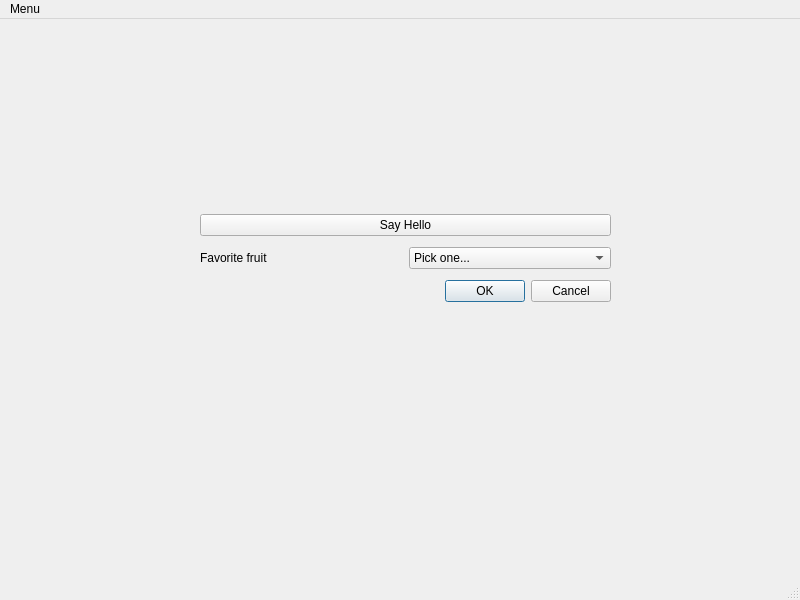
Qt form src/main_window.ui (attwoodn/qt-cpp-test-app) before a commit.
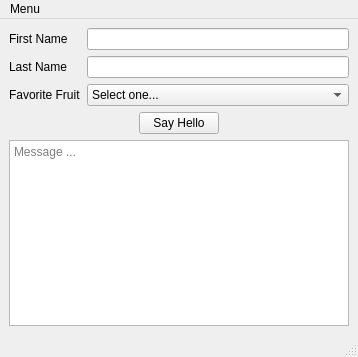
The same form after that commit.

Commit message: Improves UI and connects UI element signals to custom slots in the main_window class

What changed in the file:
```diff
--- a/src/main_window.ui
+++ b/src/main_window.ui
@@ -6,85 +6,134 @@
    <rect>
     <x>0</x>
     <y>0</y>
-    <width>800</width>
-    <height>600</height>
+    <width>358</width>
+    <height>357</height>
    </rect>
   </property>
   <property name="windowTitle">
    <string>MainWindow</string>
   </property>
   <widget class="QWidget" name="centralwidget">
-   <widget class="QWidget" name="verticalLayoutWidget">
-    <property name="geometry">
-     <rect>
-      <x>200</x>
-      <y>190</y>
-      <width>411</width>
-      <height>101</height>
-     </rect>
-    </property>
-    <layout class="QVBoxLayout" name="verticalLayout">
-     <property name="sizeConstraint">
-      <enum>QLayout::SetDefaultConstraint</enum>
-     </property>
-     <item>
-      <widget class="QPushButton" name="pushButton">
-       <property name="text">
-        <string>Say Hello</string>
-       </property>
-      </widget>
-     </item>
-     <item>
-      <layout class="QHBoxLayout" name="horizontalLayout">
-       <item>
-        <widget class="QLabel" name="label">
-         <property name="text">
-          <string>Favorite fruit</string>
-         </property>
-        </widget>
-       </item>
-       <item>
-        <widget class="QComboBox" name="comboBox">
-         <item>
-          <property name="text">
-           <string>Pick one...</string>
+   <layout class="QVBoxLayout" name="verticalLayout_4">
+    <item>
+     <layout class="QVBoxLayout" name="verticalLayout_3">
+      <item>
+       <layout class="QHBoxLayout" name="horizontalLayout">
+        <item>
+         <layout class="QVBoxLayout" name="verticalLayout_2">
+          <item>
+           <widget class="QLabel" name="label_first_name">
+            <property name="text">
+             <string>First Name</string>
+            </property>
+           </widget>
+          </item>
+          <item>
+           <widget class="QLabel" name="label_last_name">
+            <property name="text">
+             <string>Last Name</string>
+            </property>
+           </widget>
+          </item>
+          <item>
+           <widget class="QLabel" name="label_favorite_fruit">
+            <property name="text">
+             <string>Favorite Fruit</string>
+            </property>
+           </widget>
+          </item>
+         </layout>
+        </item>
+        <item>
+         <layout class="QVBoxLayout" name="verticalLayout">
+          <item>
+           <widget class="QLineEdit" name="line_edit_first_name"/>
+          </item>
+          <item>
+           <widget class="QLineEdit" name="line_edit_last_name"/>
+          </item>
+          <item>
+           <widget class="QComboBox" name="combo_box_favorite_fruit">
+            <item>
+             <property name="text">
+              <string>Select one...</string>
+             </property>
+            </item>
+            <item>
+             <property name="text">
+              <string>Apples</string>
+             </property>
+            </item>
+            <item>
+             <property name="text">
+              <string>Bananas</string>
+             </property>
+            </item>
+            <item>
+             <property name="text">
+              <string>Oranges</string>
+             </property>
+            </item>
+           </widget>
+          </item>
+         </layout>
+        </item>
+       </layout>
+      </item>
+      <item>
+       <layout class="QHBoxLayout" name="horizontalLayout_2">
+        <item>
+         <spacer name="horizontalSpacer">
+          <property name="orientation">
+           <enum>Qt::Horizontal</enum>
           </property>
-         </item>
-         <item>
-          <property name="text">
-           <string>Apple</string>
+          <property name="sizeHint" stdset="0">
+           <size>
+            <width>40</width>
+            <height>20</height>
+           </size>
           </property>
-         </item>
-         <item>
+         </spacer>
+        </item>
+        <item>
+         <widget class="QPushButton" name="button_say_hello">
           <property name="text">
-           <string>Banana</string>
+           <string>Say Hello</string>
           </property>
-         </item>
-         <item>
-          <property name="text">
-           <string>Orange</string>
+         </widget>
+        </item>
+        <item>
+         <spacer name="horizontalSpacer_2">
+          <property name="orientation">
+           <enum>Qt::Horizontal</enum>
           </property>
-         </item>
-        </widget>
-       </item>
-      </layout>
-     </item>
-     <item>
-      <widget class="QDialogButtonBox" name="buttonBox">
-       <property name="standardButtons">
-        <set>QDialogButtonBox::Cancel|QDialogButtonBox::Ok</set>
-       </property>
-      </widget>
-     </item>
-    </layout>
-   </widget>
+          <property name="sizeHint" stdset="0">
+           <size>
+            <width>40</width>
+            <height>20</height>
+           </size>
+          </property>
+         </spacer>
+        </item>
+       </layout>
+      </item>
+     </layout>
+    </item>
+    <item>
+     <widget class="QTextBrowser" name="text_browser_output">
+      <property name="placeholderText">
+       <string>Message ...</string>
+      </property>
+     </widget>
+    </item>
+   </layout>
   </widget>
   <widget class="QMenuBar" name="menubar">
    <property name="geometry">
     <rect>
      <x>0</x>
      <y>0</y>
-     <width>800</width>
+     <width>358</width>
      <height>22</height>
     </rect>
    </property>
```
Left out of the diff: 2 changed lines with no effect on the pictures. The commit also changes 4 other files.
